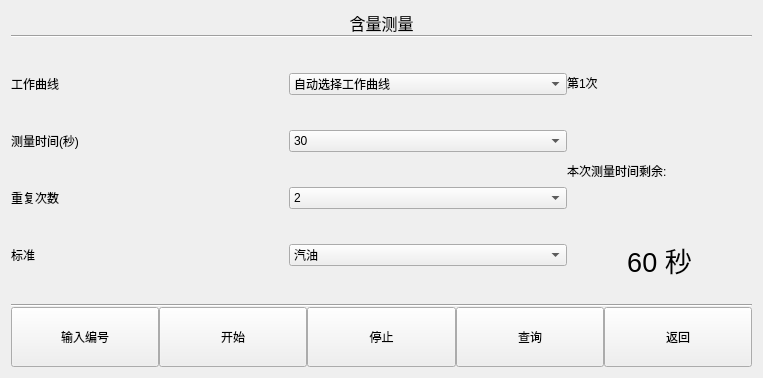
urielyan/kairen_ok335xs, file samplemeasurement.ui: the form before one commit.
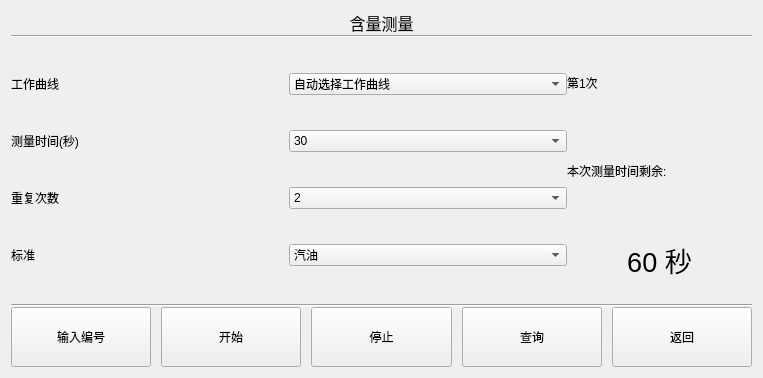
The form after the commit. Custom widgets are drawn as their Qt base class.

```diff
--- a/samplemeasurement.ui
+++ b/samplemeasurement.ui
@@ -271,7 +271,7 @@
      <item>
       <layout class="QHBoxLayout" name="horizontalLayout_3">
        <property name="spacing">
-        <number>0</number>
+        <number>10</number>
        </property>
        <item>
         <widget class="QPushButton" name="b_input_serial">
```
Left out of the diff: 36 changed lines with no effect on the pictures.
